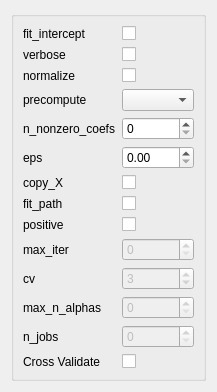
Above: ui/LARS.ui from tisaconundrum2/PySAT-GUI before the change. Below: the same form after it.
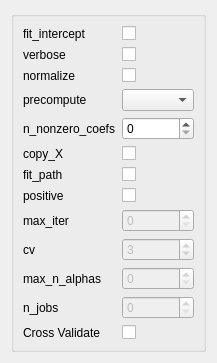
That is the form after the change.

The edit to the form file:
```diff
--- a/ui/LARS.ui
+++ b/ui/LARS.ui
@@ -69,67 +69,57 @@
        <widget class="QSpinBox" name="n_nonzero_coefsSpinBox"/>
       </item>
       <item row="5" column="0">
-       <widget class="QLabel" name="epsLabel">
-        <property name="text">
-         <string>eps</string>
-        </property>
-       </widget>
-      </item>
-      <item row="5" column="1">
-       <widget class="QDoubleSpinBox" name="epsDoubleSpinBox"/>
-      </item>
-      <item row="6" column="0">
        <widget class="QLabel" name="copy_XLabel">
         <property name="text">
          <string>copy_X</string>
         </property>
        </widget>
       </item>
-      <item row="6" column="1">
+      <item row="5" column="1">
        <widget class="QCheckBox" name="copy_XCheckBox"/>
       </item>
-      <item row="7" column="0">
+      <item row="6" column="0">
        <widget class="QLabel" name="fit_pathLabel">
         <property name="text">
          <string>fit_path</string>
         </property>
        </widget>
       </item>
-      <item row="7" column="1">
+      <item row="6" column="1">
        <widget class="QCheckBox" name="fit_pathCheckBox"/>
       </item>
-      <item row="8" column="0">
+      <item row="7" column="0">
        <widget class="QLabel" name="positiveLabel">
         <property name="text">
          <string>positive</string>
         </property>
        </widget>
       </item>
-      <item row="8" column="1">
+      <item row="7" column="1">
        <widget class="QCheckBox" name="positiveCheckBox"/>
       </item>
-      <item row="9" column="0">
+      <item row="8" column="0">
        <widget class="QLabel" name="max_iterLabel">
         <property name="text">
          <string>max_iter</string>
         </property>
        </widget>
       </item>
-      <item row="9" column="1">
+      <item row="8" column="1">
        <widget class="QSpinBox" name="max_iterSpinBox">
         <property name="enabled">
          <bool>false</bool>
         </property>
        </widget>
       </item>
-      <item row="10" column="0">
+      <item row="9" column="0">
        <widget class="QLabel" name="cvLabel">
         <property name="text">
          <string>cv</string>
         </property>
        </widget>
       </item>
-      <item row="10" column="1">
+      <item row="9" column="1">
        <widget class="QSpinBox" name="cvSpinBox">
         <property name="enabled">
          <bool>false</bool>
@@ -139,42 +129,42 @@
         </property>
        </widget>
       </item>
-      <item row="11" column="0">
+      <item row="10" column="0">
        <widget class="QLabel" name="max_n_alphasLabel">
         <property name="text">
          <string>max_n_alphas</string>
         </property>
        </widget>
       </item>
-      <item row="11" column="1">
+      <item row="10" column="1">
        <widget class="QSpinBox" name="max_n_alphasSpinBox">
         <property name="enabled">
          <bool>false</bool>
         </property>
        </widget>
       </item>
-      <item row="12" column="0">
+      <item row="11" column="0">
        <widget class="QLabel" name="n_jobsLabel">
         <property name="text">
          <string>n_jobs</string>
         </property>
        </widget>
       </item>
-      <item row="12" column="1">
+      <item row="11" column="1">
        <widget class="QSpinBox" name="n_jobsSpinBox">
         <property name="enabled">
          <bool>false</bool>
         </property>
        </widget>
       </item>
-      <item row="13" column="0">
+      <item row="12" column="0">
        <widget class="QLabel" name="cVLabel">
         <property name="text">
          <string>Cross Validate</string>
         </property>
        </widget>
       </item>
-      <item row="13" column="1">
+      <item row="12" column="1">
        <widget class="QCheckBox" name="cVCheckBox"/>
       </item>
      </layout>
```
